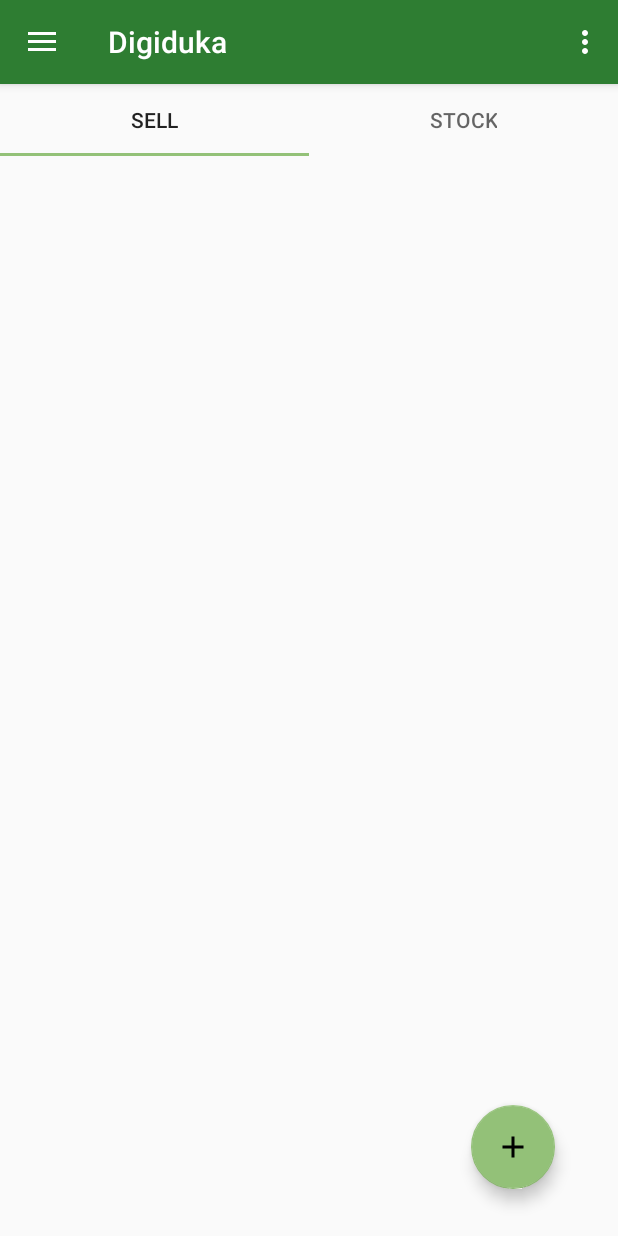
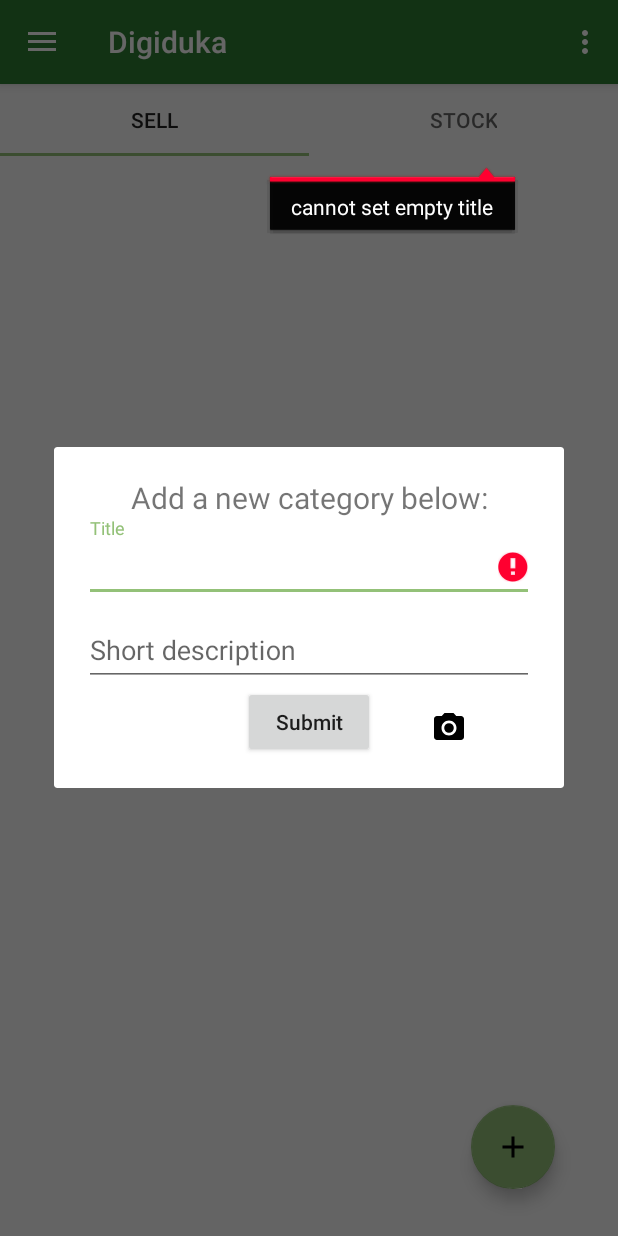
Before and after one commit to ngenovictor/digiduka, an Android app: the fragment AddCategoryFragment placed in its activity, after a tap on "Submit", on a phone screen of 412 x 824 dp. Run offline under Robolectric (Android 15) with nearby library versions, the phone set to English and light mode, and no system bars; our stand-ins replace Firebase (no records; nobody signed in at launch, a user with empty details on screens opened directly), Picasso; libraries missing offline, so code that uses them is left out: org.parceler; 1 statement that could not run was skipped.

Commit message:
update the create product fragments to validate

```diff
--- a/app/src/main/java/com/digiduka/digiduka/ui/AddCategoryFragment.java
+++ b/app/src/main/java/com/digiduka/digiduka/ui/AddCategoryFragment.java
@@ -70,6 +70,12 @@ public class AddCategoryFragment extends DialogFragment implements View.OnClickL
             String title = categoryTitle.getText().toString().trim();
             String description = categoryDescription.getText().toString().trim();
             Category newCategory = new Category(title, description,products);
+            boolean isValid = true;
+            if (title.length()<1){
+                categoryTitle.setError("cannot set empty title");
+                isValid = false;
+            }
+            if (isValid){
                 DatabaseReference reference = FirebaseDatabase.getInstance()
                         .getReference(mAuth.getCurrentUser().getUid()).child(Constants.CATEGORY_DB_KEY);
                 DatabaseReference puhRef = reference.push();
@@ -108,6 +114,8 @@ public class AddCategoryFragment extends DialogFragment implements View.OnClickL
                  * **/
                 //countRecords();
                 dismiss();
+            }
+
         }
 
         if (view == cameraBtn) {
```
Also changed, not shown: app/src/main/java/com/digiduka/digiduka/ui/AddProductFragment.java (+22 -1 lines). Lines whose indentation alone changed are shown as unchanged.
